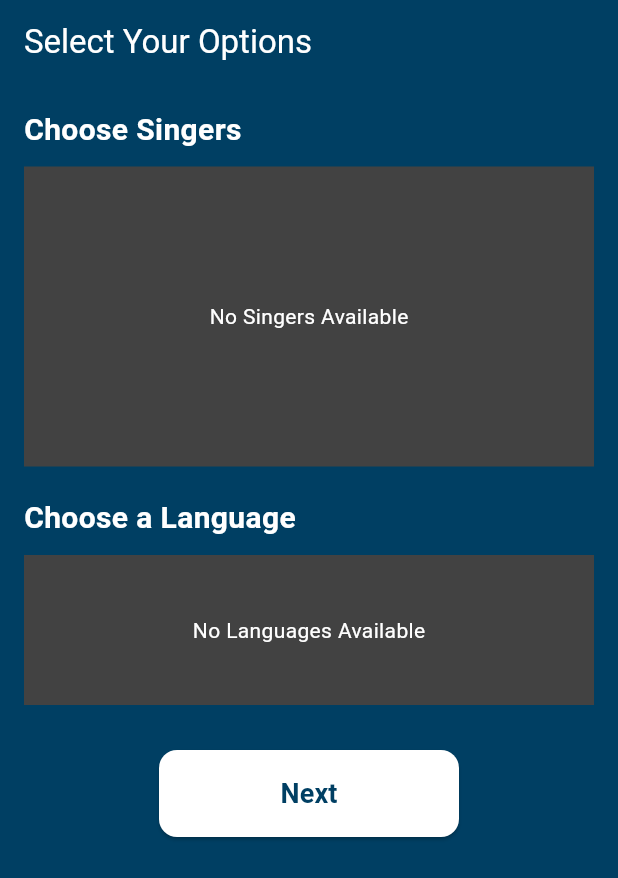
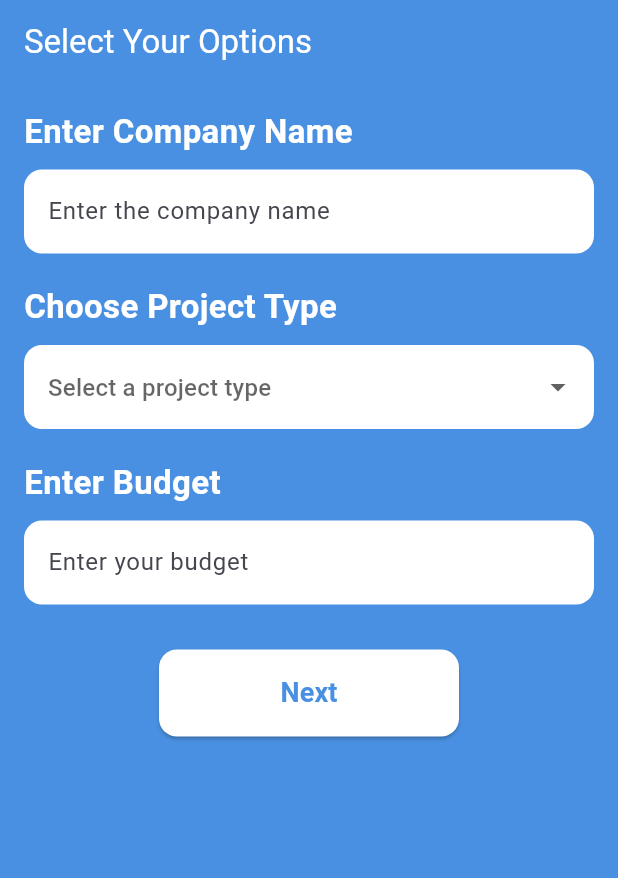
Before and after one commit to Pavan4468/THRIVE, a Flutter app: the screen it shows after launch, after a tap on "Sign In", on a phone screen of 412 x 824 dp. Shown: the top 878 px of the screen. Run offline on Flutter 3.47's test engine with Material 3 defaults, Android fonts, the phone set to English and light mode, and no system bars.

Commit message:
Initial commit

```diff
--- a/lib/selectionScreen.dart
+++ b/lib/selectionScreen.dart
@@ -5,13 +5,13 @@ class SelectionScreen extends StatelessWidget {
   @override
   Widget build(BuildContext context) {
     return Scaffold(
-      backgroundColor: Color(0xFF003F63),
+      backgroundColor: Color(0xFF4A90E2), // Attractive background color
       appBar: AppBar(
         title: Text(
           'Select Your Options',
           style: TextStyle(color: Colors.white),
         ),
-        backgroundColor: Color(0xFF003F63),
+        backgroundColor: Color(0xFF4A90E2),
       ),
       body: SingleChildScrollView(
         child: Padding(
@@ -19,50 +19,85 @@ class SelectionScreen extends StatelessWidget {
           child: Column(
             crossAxisAlignment: CrossAxisAlignment.start,
             children: [
-              // Section title for singers
+              // Section title for company names
               Text(
-                'Choose Singers',
+                'Enter Company Name',
                 style: TextStyle(
-                  fontSize: 20,
+                  fontSize: 22,
                   color: Colors.white,
                   fontWeight: FontWeight.bold,
                 ),
               ),
               SizedBox(height: 10),
-              // Placeholder for singers list
-              Container(
-                height: 200, // Fixed height for the empty singers section
-                color: Colors.grey[800], // Background color for visual indication
-                child: Center(
-                  child: Text(
-                    'No Singers Available',
-                    style: TextStyle(color: Colors.white),
+              // Text field for company name input
+              TextField(
+                decoration: InputDecoration(
+                  filled: true,
+                  fillColor: Colors.white,
+                  border: OutlineInputBorder(
+                    borderRadius: BorderRadius.circular(12),
+                    borderSide: BorderSide.none,
                   ),
+                  hintText: 'Enter the company name',
                 ),
               ),
               SizedBox(height: 20),
-              // Section title for languages
+
+              // Section title for project types
               Text(
-                'Choose a Language',
+                'Choose Project Type',
                 style: TextStyle(
-                  fontSize: 20,
+                  fontSize: 22,
                   color: Colors.white,
                   fontWeight: FontWeight.bold,
                 ),
               ),
               SizedBox(height: 10),
-              // Placeholder for languages selection
-              Container(
-                height: 100, // Fixed height for the empty languages section
-                color: Colors.grey[800], // Background color for visual indication
-                child: Center(
-                  child: Text(
-                    'No Languages Available',
-                    style: TextStyle(color: Colors.white),
+              // Dropdown for project types
+              DropdownButtonFormField<String>(
+                items: [
+                  DropdownMenuItem(value: 'Villa', child: Text('Villa')),
+                  DropdownMenuItem(value: 'Apartment', child: Text('Apartment')),
+                  DropdownMenuItem(value: 'Individual House', child: Text('Individual House')),
+                ],
+                onChanged: (value) {},
+                decoration: InputDecoration(
+                  filled: true,
+                  fillColor: Colors.white,
+                  border: OutlineInputBorder(
+                    borderRadius: BorderRadius.circular(12),
+                    borderSide: BorderSide.none,
                   ),
+                  hintText: 'Select a project type',
+                ),
+              ),
+              SizedBox(height: 20),
+
+              // Section title for budget
+              Text(
+                'Enter Budget',
+                style: TextStyle(
+                  fontSize: 22,
+                  color: Colors.white,
+                  fontWeight: FontWeight.bold,
+                ),
+              ),
+              SizedBox(height: 10),
+              // Text field for budget input
+              TextField(
+                keyboardType: TextInputType.number,
+                decoration: InputDecoration(
+                  filled: true,
+                  fillColor: Colors.white,
+                  border: OutlineInputBorder(
+                    borderRadius: BorderRadius.circular(12),
+                    borderSide: BorderSide.none,
+                  ),
+                  hintText: 'Enter your budget',
                 ),
               ),
               SizedBox(height: 30),
+
               // "Next" button to navigate to HomePage
               Center(
                 child: ElevatedButton(
@@ -74,7 +109,7 @@ class SelectionScreen extends StatelessWidget {
                   },
                   style: ElevatedButton.styleFrom(
                     backgroundColor: Colors.white,
-                    foregroundColor: Color(0xFF003F63),
+                    foregroundColor: Color(0xFF4A90E2),
                     shape: RoundedRectangleBorder(
                       borderRadius: BorderRadius.circular(12),
                     ),
--- a/lib/signinscreen.dart
+++ b/lib/signinscreen.dart
@@ -6,7 +6,7 @@ class SignInScreen extends StatelessWidget {
   @override
   Widget build(BuildContext context) {
     return Scaffold(
-      backgroundColor: Color(0xFF003F63),
+      backgroundColor: Color(0xFF4A90E2),
       body: Center(
         child: SingleChildScrollView(
           child: Padding(
@@ -62,7 +62,7 @@ class SignInScreen extends StatelessWidget {
                   child: Text(
                     'Don\'t have an account? Sign Up',
                     style: TextStyle(
-                      color: Colors.white70,
+                      color: Colors.black,
                       fontSize: 16,
                     ),
                   ),
@@ -78,13 +78,13 @@ class SignInScreen extends StatelessWidget {
   Widget _buildTextField(IconData icon, String hintText, bool isPassword) {
     return TextField(
       obscureText: isPassword,
-      style: TextStyle(color: Colors.white),
+      style: TextStyle(color: Colors.black),
       decoration: InputDecoration(
         hintText: hintText,
-        hintStyle: TextStyle(color: Colors.white54),
-        prefixIcon: Icon(icon, color: Colors.white),
+        hintStyle: TextStyle(color: Colors.black),
+        prefixIcon: Icon(icon, color: Colors.black),
         filled: true,
-        fillColor: Color(0xFF005082),
+        fillColor: Colors.white,
         border: OutlineInputBorder(
           borderRadius: BorderRadius.circular(12),
           borderSide: BorderSide.none,
--- a/lib/signupscreen.dart
+++ b/lib/signupscreen.dart
@@ -5,7 +5,7 @@ class SignUpScreen extends StatelessWidget {
   @override
   Widget build(BuildContext context) {
     return Scaffold(
-      backgroundColor: Color(0xFF003F63),
+      backgroundColor: Color(0xFF4A90E2),
       body: Center(
         child: SingleChildScrollView(
           child: Padding(
@@ -76,13 +76,13 @@ class SignUpScreen extends StatelessWidget {
   Widget _buildTextField(IconData icon, String hintText, bool isPassword) {
     return TextField(
       obscureText: isPassword,
-      style: TextStyle(color: Colors.white),
+      style: TextStyle(color: Colors.black),
       decoration: InputDecoration(
         hintText: hintText,
-        hintStyle: TextStyle(color: Colors.white54),
-        prefixIcon: Icon(icon, color: Colors.white),
+        hintStyle: TextStyle(color: Colors.black),
+        prefixIcon: Icon(icon, color: Colors.black),
         filled: true,
-        fillColor: Color(0xFF005082),
+        fillColor: Colors.white,
         border: OutlineInputBorder(
           borderRadius: BorderRadius.circular(12),
           borderSide: BorderSide.none,
```
